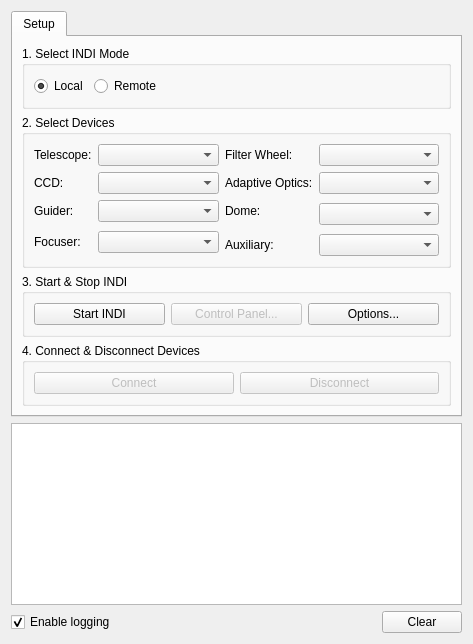
Old version of the form kstars/ekos/ekosmanager.ui in the repository KDE/kstars.
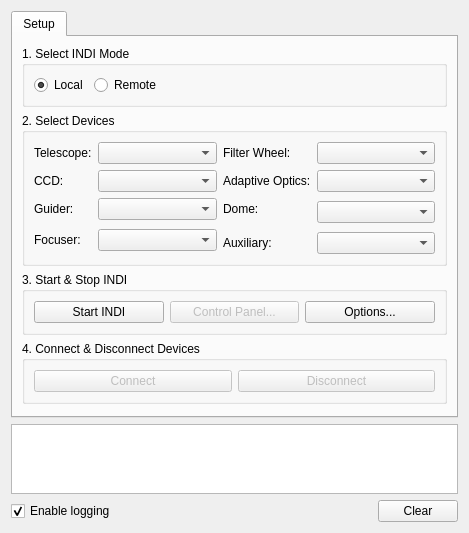
New version of the form.

Commit message: Attempt to make the Ekos UI more laptop friendly

Diff of the .ui file:
```diff
--- a/kstars/ekos/ekosmanager.ui
+++ b/kstars/ekos/ekosmanager.ui
@@ -6,8 +6,8 @@
    <rect>
     <x>0</x>
     <y>0</y>
-    <width>473</width>
-    <height>644</height>
+    <width>469</width>
+    <height>517</height>
    </rect>
   </property>
   <property name="windowTitle">
@@ -296,6 +296,19 @@
          </layout>
         </widget>
        </item>
+       <item>
+        <spacer name="verticalSpacer">
+         <property name="orientation">
+          <enum>Qt::Vertical</enum>
+         </property>
+         <property name="sizeHint" stdset="0">
+          <size>
+           <width>20</width>
+           <height>1</height>
+          </size>
+         </property>
+        </spacer>
+       </item>
       </layout>
      </widget>
     </widget>
```
The commit also changes 5 other files.
